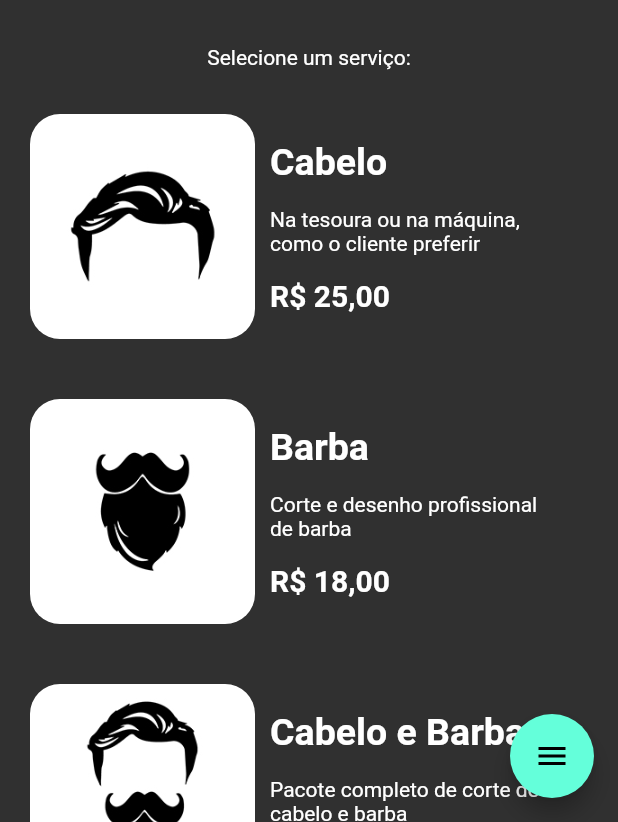
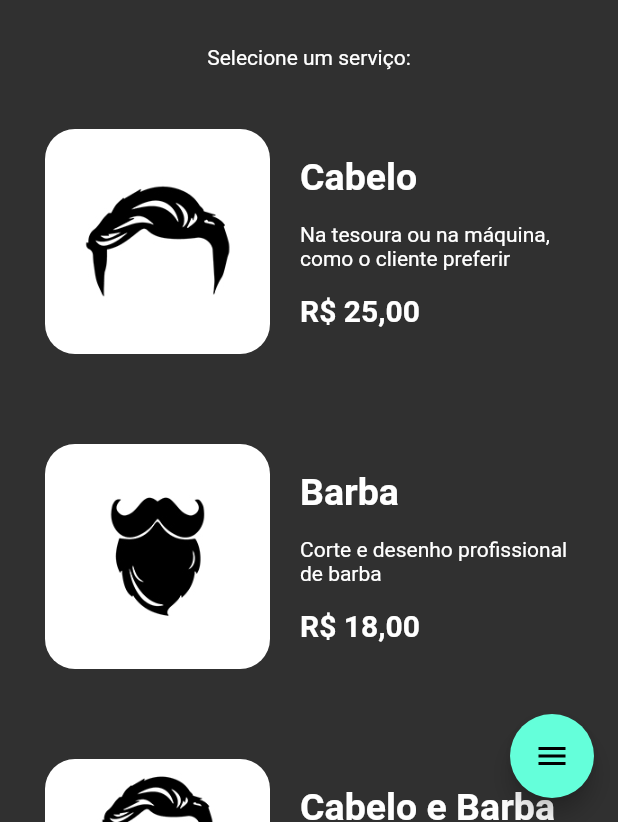
Before and after one commit to WalterLimaViana/flutterFloatingMenu, a Flutter app: the screen it shows after launch, on a phone screen of 412 x 824 dp, the part 414-1236 px from its top. Run offline on Flutter 3.47's test engine with Material 2 defaults, Android fonts, the phone set to English and light mode, and no system bars.

Commit message:
changed app name

```diff
--- a/lib/helpers/utils.dart
+++ b/lib/helpers/utils.dart
@@ -1,5 +1,5 @@
 import 'package:flutter/material.dart';
-import 'package:flutter_floating_menu/models/category.dart';
+import 'package:appBarbearia/models/category.dart';
 
 class Utils {
   static List<Category> getMockedCategories() {
--- a/lib/main.dart
+++ b/lib/main.dart
@@ -1,6 +1,6 @@
 import 'package:flutter/material.dart';
-import 'package:flutter_floating_menu/pages/category_list_page.dart';
-import 'package:flutter_floating_menu/pages/home_page.dart';
+import 'package:appBarbearia/pages/category_list_page.dart';
+import 'package:appBarbearia/pages/home_page.dart';
 
 void main() {
   runApp(const App());
--- a/lib/pages/home_page.dart
+++ b/lib/pages/home_page.dart
@@ -1,8 +1,8 @@
 import 'package:flutter/material.dart';
-import 'package:flutter_floating_menu/helpers/utils.dart';
-import 'package:flutter_floating_menu/models/category.dart';
-import 'package:flutter_floating_menu/pages/calendario_page.dart';
-import 'package:flutter_floating_menu/widgtes/fab_menu_button.dart';
+import 'package:appBarbearia/helpers/utils.dart';
+import 'package:appBarbearia/models/category.dart';
+import 'package:appBarbearia/pages/calendario_page.dart';
+import 'package:appBarbearia/widgtes/fab_menu_button.dart';
 
 class HomePage extends StatefulWidget {
   @override
@@ -46,11 +46,9 @@ class _HomePageState extends State<HomePage>
                     itemCount: categories.length,
                     itemBuilder: (BuildContext ctx, int index) {
                       return GestureDetector(
-                        onTap: (() {
-                          onCardClick();
-                        }),
+                        onTap: (() {}),
                         child: Container(
-                          margin: EdgeInsets.all(20),
+                          margin: EdgeInsets.all(30),
                           height: 150,
                           child: Stack(
                             children: [
@@ -62,7 +60,8 @@ class _HomePageState extends State<HomePage>
                                       child: Image.asset(
                                           categories[index].imgName!)),
                                   Padding(
-                                    padding: const EdgeInsets.all(10.0),
+                                    padding: const EdgeInsets.only(
+                                        top: 10, left: 20, bottom: 10),
                                     child: Container(
                                       width: 180,
                                       child: Column(
--- a/pubspec.yaml
+++ b/pubspec.yaml
@@ -1,4 +1,4 @@
-name: flutter_floating_menu
+name: appBarbearia
 description: A new Flutter project.
 
 # The following line prevents the package from being accidentally published to
```
Also changed, not shown: lib/widgtes/fab_menu_button.dart (+4 -4 lines), 1 other file.
